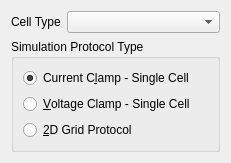
First picture: the form in LongQtMain/chooseprotowidget.ui, repository hundlab/LongQt, before the edit.
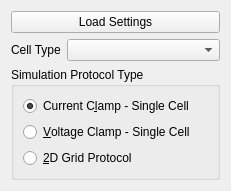
Second picture: the form after the edit.

Diff of the .ui file:
```diff
--- a/LongQtMain/chooseprotowidget.ui
+++ b/LongQtMain/chooseprotowidget.ui
@@ -7,7 +7,7 @@
     <x>0</x>
     <y>0</y>
     <width>231</width>
-    <height>159</height>
+    <height>164</height>
    </rect>
   </property>
   <property name="sizePolicy">
@@ -20,17 +20,17 @@
    <string>Form</string>
   </property>
   <layout class="QFormLayout" name="formLayout">
-   <item row="0" column="0">
+   <item row="1" column="0">
     <widget class="QLabel" name="cellTypeLabel">
      <property name="text">
       <string>Cell Type</string>
      </property>
     </widget>
    </item>
-   <item row="0" column="1">
+   <item row="1" column="1">
     <widget class="QComboBox" name="cellType"/>
    </item>
-   <item row="1" column="0" colspan="2">
+   <item row="2" column="0" colspan="2">
     <widget class="QGroupBox" name="protocolType">
      <property name="sizePolicy">
       <sizepolicy hsizetype="Preferred" vsizetype="MinimumExpanding">
@@ -78,6 +78,13 @@
      </layout>
     </widget>
    </item>
+   <item row="0" column="0" colspan="2">
+    <widget class="QPushButton" name="readSettings">
+     <property name="text">
+      <string>Load Settings</string>
+     </property>
+    </widget>
+   </item>
   </layout>
  </widget>
  <resources/>
```
